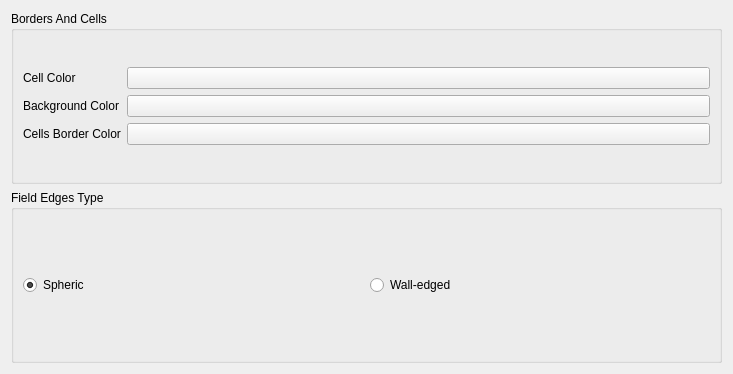
The window that generalpage.ui (darthtenebrus/kglife) describes before a commit, drawn with Qt 5.
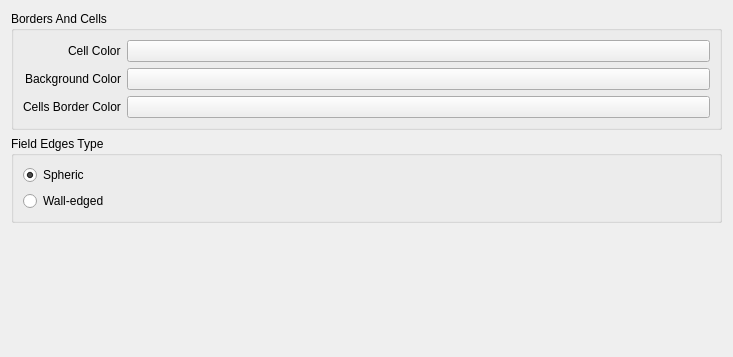
The same window after the commit. Custom widgets are drawn as their Qt base class.

Commit message: kde 5 style produces less code

Diff of the .ui file:
```diff
--- a/generalpage.ui
+++ b/generalpage.ui
@@ -7,19 +7,37 @@
     <x>0</x>
     <y>0</y>
     <width>733</width>
-    <height>374</height>
+    <height>357</height>
    </rect>
   </property>
+  <property name="sizePolicy">
+   <sizepolicy hsizetype="Preferred" vsizetype="Preferred">
+    <horstretch>0</horstretch>
+    <verstretch>0</verstretch>
+   </sizepolicy>
+  </property>
   <property name="windowTitle">
    <string>GeneralPage</string>
   </property>
   <layout class="QVBoxLayout" name="verticalLayout">
    <item>
     <widget class="QGroupBox" name="groupBox">
+     <property name="sizePolicy">
+      <sizepolicy hsizetype="Preferred" vsizetype="Maximum">
+       <horstretch>0</horstretch>
+       <verstretch>0</verstretch>
+      </sizepolicy>
+     </property>
      <property name="title">
       <string>Borders And Cells</string>
      </property>
+     <property name="alignment">
+      <set>Qt::AlignLeading|Qt::AlignLeft|Qt::AlignTop</set>
+     </property>
      <layout class="QFormLayout" name="formLayout">
+      <property name="labelAlignment">
+       <set>Qt::AlignRight|Qt::AlignTop|Qt::AlignTrailing</set>
+      </property>
       <property name="formAlignment">
        <set>Qt::AlignCenter</set>
       </property>
@@ -58,13 +76,19 @@
    </item>
    <item>
     <widget class="QGroupBox" name="groupBox_2">
+     <property name="sizePolicy">
+      <sizepolicy hsizetype="Preferred" vsizetype="Maximum">
+       <horstretch>0</horstretch>
+       <verstretch>0</verstretch>
+      </sizepolicy>
+     </property>
      <property name="title">
       <string>Field Edges Type</string>
      </property>
      <property name="alignment">
       <set>Qt::AlignLeading|Qt::AlignLeft|Qt::AlignTop</set>
      </property>
-     <layout class="QHBoxLayout" name="horizontalLayout">
+     <layout class="QVBoxLayout" name="verticalLayout_2">
       <item>
        <widget class="QRadioButton" name="kcfg_spheric">
         <property name="text">
@@ -91,6 +115,19 @@
      </layout>
     </widget>
    </item>
+   <item>
+    <spacer name="verticalSpacer">
+     <property name="orientation">
+      <enum>Qt::Vertical</enum>
+     </property>
+     <property name="sizeHint" stdset="0">
+      <size>
+       <width>20</width>
+       <height>40</height>
+      </size>
+     </property>
+    </spacer>
+   </item>
   </layout>
  </widget>
  <customwidgets>
```
